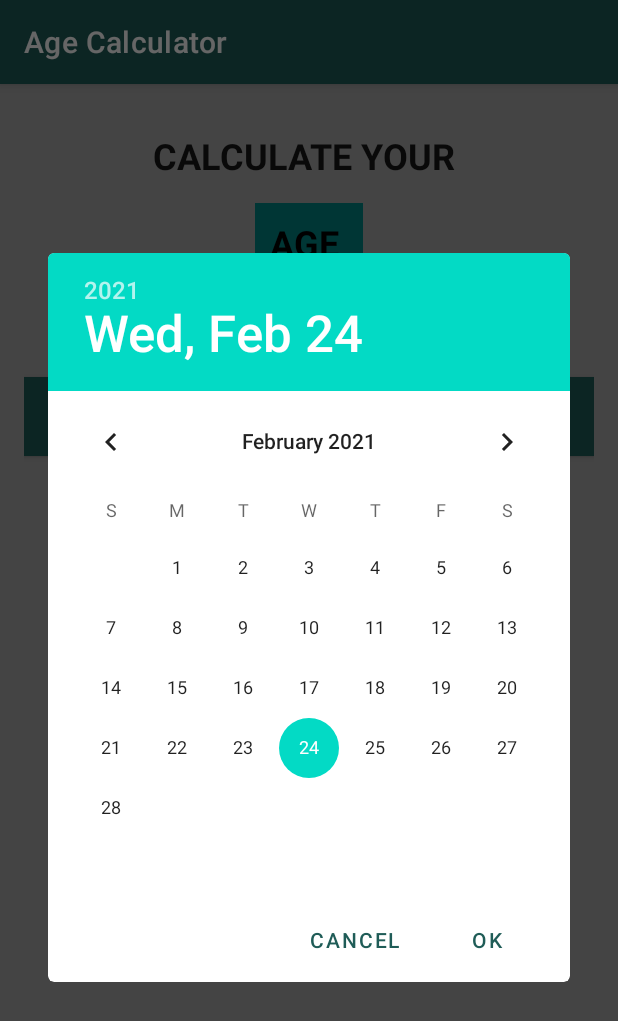
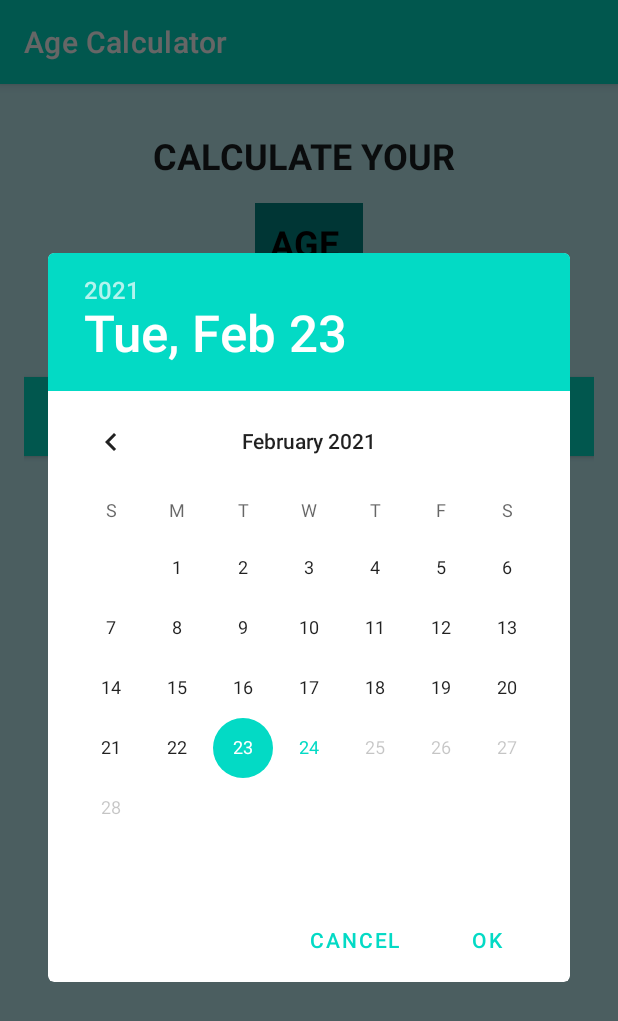
Before and after one commit to Mngatia/AgeCalculator, an Android app: the screen it shows after launch (MainActivity), after a tap on "SELECT DATE", on a phone screen of 412 x 824 dp. Shown: the top 1021 px of the screen. Run offline under Robolectric (Android 15) with nearby library versions, the phone set to English and light mode, and no system bars.

Commit message:
Age In Minutes Calculator.

```diff
--- a/app/build.gradle
+++ b/app/build.gradle
@@ -1,6 +1,7 @@
 plugins {
     id 'com.android.application'
     id 'kotlin-android'
+    id 'kotlin-android-extensions'
 }
 
 android {
--- a/app/src/main/java/com/example/agecalculator/MainActivity.kt
+++ b/app/src/main/java/com/example/agecalculator/MainActivity.kt
@@ -4,8 +4,9 @@ import android.app.DatePickerDialog
 import android.os.Bundle
 import android.view.View
 import android.widget.Button
-import android.widget.Toast
 import androidx.appcompat.app.AppCompatActivity
+import kotlinx.android.synthetic.main.activity_main.*
+import java.text.SimpleDateFormat
 import java.util.*
 
 class MainActivity : AppCompatActivity() {
@@ -26,12 +27,32 @@ class MainActivity : AppCompatActivity() {
         val month = myCalendar.get(Calendar.MONTH)
         val day = myCalendar.get(Calendar.DAY_OF_MONTH)
 
-         DatePickerDialog(this,
-                DatePickerDialog.OnDateSetListener {
-                    view, year, month, dayOfMonth ->
-               }, year, month, day).show()
-                 Toast.makeText(this,
-                         "The chosen year is $year, the month is $month and the day is $day", Toast.LENGTH_LONG).show()
+        val dpd = DatePickerDialog(this,
+                DatePickerDialog.OnDateSetListener { view, selectedYear, selectedMonth, selectedDayOfMonth ->
+//             Toast.makeText(this,
+//                     "The chosen year is $selectedYear, the month is $selectedMonth and the day is $selectedDayOfMonth"
+//                     , Toast.LENGTH_LONG).show()
+             val selectedDate = "$selectedDayOfMonth/${selectedMonth+1}/$selectedYear"
+
+                    tvSelectedDate.setText(selectedDate)
+                    val sdf = SimpleDateFormat("dd/MM/yyy", Locale.ENGLISH)
+                    val  theDate = sdf.parse(selectedDate)
+
+                    val selectedDateToMinutes = theDate!!.time / 60000
+                    val currentDate = sdf.parse(sdf.format(System.currentTimeMillis()))
+                    //current date in to minutes
+                    val currectDateToMinutes = currentDate!!.time / 60000
+
+                    //Difference in minutes
+                    val differenceInMinutes = currectDateToMinutes - selectedDateToMinutes
+                    //Difference in minutes to textView
+                    tvSelectedDateInMinutes.setText(differenceInMinutes.toString())
+          },
+                 year,
+                 month,
+                 day)
+      dpd.datePicker.setMaxDate(Date().time - 86400000)
+      dpd.show() //shows the datePicker dialog
     }
 
 }
--- a/app/src/main/res/layout/activity_main.xml
+++ b/app/src/main/res/layout/activity_main.xml
@@ -5,7 +5,7 @@
     xmlns:tools="http://schemas.android.com/tools"
     android:layout_width="match_parent"
     android:layout_height="match_parent"
-    android:background="@android:color/darker_gray"
+    android:background="#BBEBF1"
     android:gravity="center_horizontal"
     android:orientation="vertical"
     android:padding="16dp"
@@ -66,11 +66,11 @@
         android:textColor="@color/cardview_dark_background"
         android:textSize="18sp" />
     <TextView
-        android:id="@+id/tvSelectedInMinutes"
+        android:id="@+id/tvSelectedDateInMinutes"
         android:layout_width="wrap_content"
         android:layout_height="wrap_content"
         android:layout_marginTop="15dp"
-        android:textColor="@color/material_on_surface_emphasis_high_type"
+        android:textColor="#844046"
         android:textSize="36sp"
         android:textStyle="bold" />
 
--- a/app/src/main/res/values/themes.xml
+++ b/app/src/main/res/values/themes.xml
@@ -2,7 +2,7 @@
     <!-- Base application theme. -->
     <style name="Theme.AgeCalculator" parent="Theme.MaterialComponents.DayNight.DarkActionBar">
         <!-- Primary brand color. -->
-        <item name="colorPrimary">@color/purple_500</item>
+        <item name="colorPrimary">@color/teal_200</item>
         <item name="colorPrimaryVariant">@color/white</item>
         <item name="colorOnPrimary">@color/white</item>
         <!-- Secondary brand color. -->
```
Also changed, not shown: gradle/wrapper/gradle-wrapper.properties.
